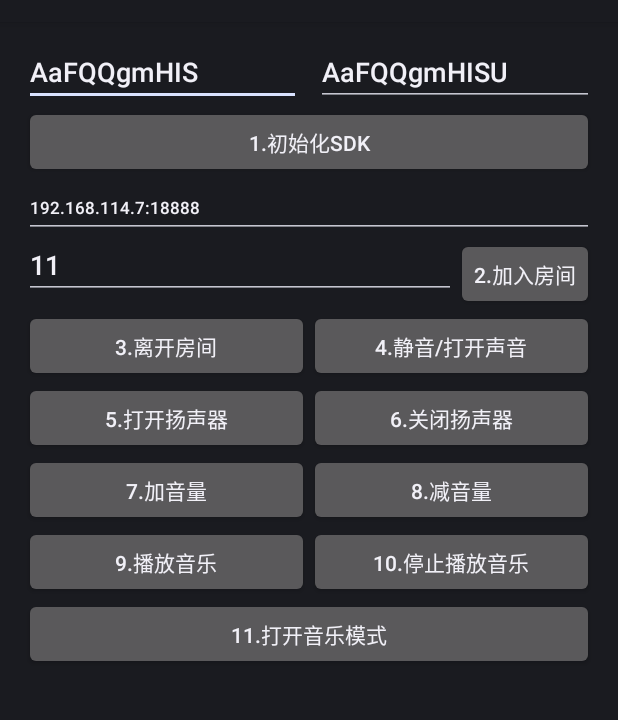
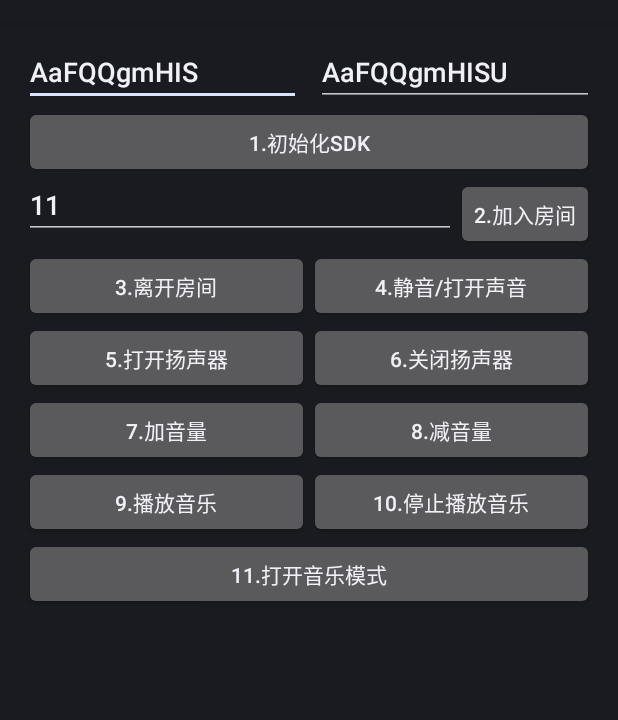
Before and after one commit to sunalong/ASDemo, an Android app: the AudioActivity screen opened directly, with no data from a screen before it, on a phone screen of 412 x 824 dp, the part 62-782 px from its top. Run offline under Robolectric (Android 15) with nearby library versions, the phone set to English and light mode, and no system bars; 3 statements that could not run were skipped.

Commit message:
修改适合客户使用，并发布版本到官网

```diff
--- a/app/src/main/java/com/ztgametest/AudioActivity.java
+++ b/app/src/main/java/com/ztgametest/AudioActivity.java
@@ -40,7 +40,6 @@ public class AudioActivity extends Activity implements View.OnClickListener {
 
     private Button btnOpenMusicMode;
 
-    private EditText etRoomServer;
     private EditText etRoomId;
     private EditText etUserName;
     private EditText etUserKey;
@@ -52,16 +51,9 @@ public class AudioActivity extends Activity implements View.OnClickListener {
 
     private final int kVoiceOnly = 1;
     private final int kVoiceHigh = 0xa0;
-    private final boolean isInnerNet = true;
-
     private String mAppKey;
     private String mAppId;
     private String mPlatformUrl;
-
-    //内网key
-    private static final String innerAppKey = "7324e82e18d9d16ca4783aa5f872adf54d17a0175f48fa7c1af0d80211dfff82";
-    private static final String innerAppId = "1fcfaa5cdc01502e";
-    private static final String innerPlatformServerUrl = "192.168.114.7:18888";
 
     //外网key
     private static final String outerAppId = "3768c59536565afb";
@@ -111,15 +103,10 @@ public class AudioActivity extends Activity implements View.OnClickListener {
         setOnListener();
         etUserName.setText(getRandomString(10));
         etUserKey.setText(getRandomString(11));
-        if (isInnerNet){
-            mAppId = innerAppId;
-            mAppKey = innerAppKey;
-            mPlatformUrl = innerPlatformServerUrl;
-        }else{
-            mAppId = outerAppId;
-            mAppKey = outerAppKey;
-            mPlatformUrl = outerPlatformServerUrl;
-        }
+
+        mAppId = outerAppId;
+        mAppKey = outerAppKey;
+        mPlatformUrl = outerPlatformServerUrl;
     }
 
     @Override
@@ -132,7 +119,6 @@ public class AudioActivity extends Activity implements View.OnClickListener {
         btnInitSdk = (Button) findViewById(R.id.btnInitSdk);
 
         etRoomId = (EditText) findViewById(R.id.etRoomId);
-        etRoomServer = (EditText) findViewById(R.id.etRoomServer);
 
         etUserName = (EditText) findViewById(R.id.etUserName);
         etUserKey = (EditText) findViewById(R.id.etUserKey);
@@ -177,31 +163,31 @@ public class AudioActivity extends Activity implements View.OnClickListener {
     int reverbLevel = 0;
     boolean mute = true;
 
-    public MediaPlayer createLocalMp3(FileDescriptor file){
-        MediaPlayer  mp=new MediaPlayer();
-        try{
+    public MediaPlayer createLocalMp3(FileDescriptor file) {
+        MediaPlayer mp = new MediaPlayer();
+        try {
             mp.setDataSource(file);
-        }  catch (IOException e) {
+        } catch (IOException e) {
             e.printStackTrace();
         }
         return mp;
     }
 
-    private void playMusic(){
-        boolean createState=false;
-        if(mediaPlayer==null){
+    private void playMusic() {
+        boolean createState = false;
+        if (mediaPlayer == null) {
             try {
                 AssetFileDescriptor afd = this.getAssets().openFd("1.mp3");
-                mediaPlayer =new MediaPlayer();
+                mediaPlayer = new MediaPlayer();
                 mediaPlayer.setDataSource(afd.getFileDescriptor(), afd.getStartOffset(), afd.getLength());
-                createState=true;
+                createState = true;
             } catch (IOException e) {
                 e.printStackTrace();
             }
 
         }
 
-        mediaPlayer.setOnCompletionListener(new OnCompletionListener(){
+        mediaPlayer.setOnCompletionListener(new OnCompletionListener() {
             @Override
             public void onCompletion(MediaPlayer mp) {
                 try {
@@ -222,7 +208,7 @@ public class AudioActivity extends Activity implements View.OnClickListener {
         });
 
         try {
-            if(createState){
+            if (createState) {
                 try {
                     mediaPlayer.prepare();
                 } catch (IOException e) {
@@ -238,11 +224,11 @@ public class AudioActivity extends Activity implements View.OnClickListener {
         }
     }
 
-    void stopMusic(){
-        if(mediaPlayer!=null){
+    void stopMusic() {
+        if (mediaPlayer != null) {
             mediaPlayer.stop();
             mediaPlayer.release();
-            mediaPlayer=null;
+            mediaPlayer = null;
         }
     }
 
@@ -261,13 +247,6 @@ public class AudioActivity extends Activity implements View.OnClickListener {
                 if (TextUtils.isEmpty(userName))
                     userName = "nameChange";
                 rtChatSdk.setUserInfo(userName, userKey);
-
-                String roomServerStr = etRoomServer.getText().toString().trim();
-                if(TextUtils.isEmpty(roomServerStr)){
-                    roomServerStr = mPlatformUrl;
-                }
-                if(isInnerNet)
-                    rtChatSdk.customRoomServerAddr(roomServerStr);
 
                 if (TextUtils.isEmpty(etRoomId.getText())) {
                     Toast.makeText(this, "请输入房间号", Toast.LENGTH_SHORT).show();
@@ -317,7 +296,7 @@ public class AudioActivity extends Activity implements View.OnClickListener {
                 stopMusic();
                 break;
             case R.id.btnEnableMusicMode:
-                rtChatSdk.setSdkParams("{\"EnableMusicMode\":"+true + "}");
+                rtChatSdk.setSdkParams("{\"EnableMusicMode\":" + true + "}");
                 break;
         }
     }
@@ -333,7 +312,7 @@ public class AudioActivity extends Activity implements View.OnClickListener {
     }
 
     @Override
-    public void onBackPressed(){
+    public void onBackPressed() {
         NativeVoiceEngine.getInstance().requestLeavePlatformRoom();
         super.onBackPressed();
     }
--- a/app/src/main/java/com/ztgametest/MainActivity.java
+++ b/app/src/main/java/com/ztgametest/MainActivity.java
@@ -60,6 +60,10 @@ public class MainActivity extends Activity implements View.OnClickListener, Radi
 
     private EditText etRoomServer;
     private EditText etRoomId;
+
+    //外网key
+    private static final String outerAppId = "3768c59536565afb";
+    private static final String outerAppKey = "df191ec457951c35b8796697c204382d0e12d4e8cb56f54df6a54394be74c5fe";
 
     private NativeVoiceEngine rtChatSdk;
     ReceiveDataFromC receiveDataFromC;
@@ -198,7 +202,7 @@ public class MainActivity extends Activity implements View.OnClickListener, Radi
         int retCode = 0;
         switch (v.getId()) {
             case R.id.btnInitSdk:
-                rtChatSdk.initSDK("1fcfaa5cdc01502e", "7324e82e18d9d16ca4783aa5f872adf54d17a0175f48fa7c1af0d80211dfff82");
+                rtChatSdk.initSDK(outerAppId, outerAppKey);
                 Toast.makeText(this, "初始化返回的值：retCode:" + retCode, 0).show();
                 break;
             case R.id.btnSetUserInfo:
--- a/app/src/main/res/layout/activity_audio.xml
+++ b/app/src/main/res/layout/activity_audio.xml
@@ -41,22 +41,7 @@
             android:layout_width="match_parent"
             android:layout_height="wrap_content"
             android:text="1.初始化sdk" />
-        <LinearLayout
-            android:layout_width="match_parent"
-            android:layout_height="wrap_content"
-            android:orientation="horizontal">
 
-            <EditText
-                android:id="@+id/etRoomServer"
-                android:layout_width="0dp"
-                android:layout_height="40dp"
-                android:layout_weight="1"
-                android:textSize="11sp"
-                android:hint="请输入房间ebtlIP："
-                android:text="192.168.114.7:18888" />
-                #android:text="115.159.251.79:8081" />
-                #android:text="115.159.252.235:7002" />
-        </LinearLayout>
         <LinearLayout
             android:layout_width="match_parent"
             android:layout_height="wrap_content"
```
Also changed, not shown: app/src/main/java/com/ztgametest/ConnectAVActivity.java (+2 -81 lines), 1 other file.
